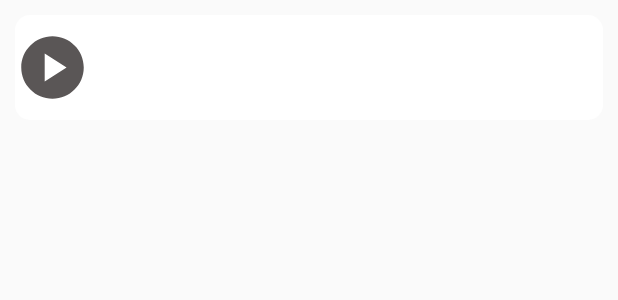
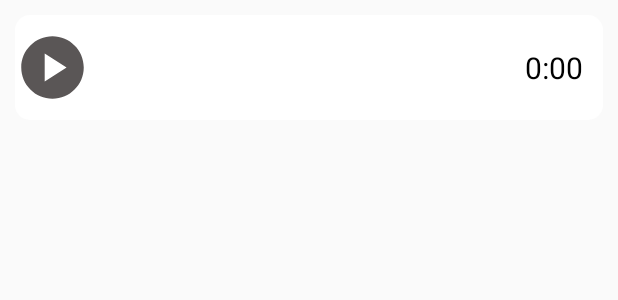
Before and after one commit to moamnhmdany/testChatApp, an Android app: the layout item_sound_reciver.xml on its own in the app's theme, with its tools: preview values and no code run, on a phone screen of 412 x 824 dp. Shown: the top 300 px of the screen. Run offline under Robolectric (Android 15) with nearby library versions, the phone set to English and light mode, and no system bars.

Commit message:
done add time to voice message

```diff
--- a/app/src/main/java/com/example/testchatapp/featuer_chat/domain/use_case/UtilsReference.kt
+++ b/app/src/main/java/com/example/testchatapp/featuer_chat/domain/use_case/UtilsReference.kt
@@ -10,6 +10,7 @@ import com.example.testchatapp.featuer_chat.domain.models.UserChats
 import com.example.testchatapp.featuer_chat.domain.models.UserFriends
 import com.example.testchatapp.featuer_chat.domain.models.UsersUnfriend
 import com.example.testchatapp.featuer_chat.presentation.activites.chat_massenger_activity.ChatMessageViewModel
+import com.example.testchatapp.featuer_chat.presentation.activites.chat_massenger_activity.CustomsTimer
 import com.example.testchatapp.featuer_chat.presentation.activites.chat_massenger_activity.MyMediaPlayer
 import com.example.testchatapp.featuer_chat.presentation.activites.user_rooms_list_activity.UserRoomIntent
 import com.example.testchatapp.featuer_chat.presentation.activites.user_rooms_list_activity.ViewModelUserRoomList
@@ -81,4 +82,5 @@ object UtilsReference {
     var isSoundPause = false
     var isSoundStop = true
     var setupMediaPlayerCompleted = false
+    lateinit var myTimer: CustomsTimer
 }
--- a/app/src/main/java/com/example/testchatapp/featuer_chat/presentation/activites/chat_massenger_activity/ChatMessengerActivity.kt
+++ b/app/src/main/java/com/example/testchatapp/featuer_chat/presentation/activites/chat_massenger_activity/ChatMessengerActivity.kt
@@ -26,6 +26,7 @@ class ChatMessengerActivity : AppCompatActivity(),CustomsTimer.OnTimerTickListen
         super.onCreate(savedInstanceState)
          ui =  setting.settingChatMessengerPage(this, this)
          record = action.initializeRecorder(this)
+          UtilsReference.myTimer = timer
           action.inililizeMediaPlayer(this)
 
         action.goToMain(this, ui)
@@ -49,6 +50,7 @@ class ChatMessengerActivity : AppCompatActivity(),CustomsTimer.OnTimerTickListen
 
     override fun onTimerTick(duration: String) {
         ui.voiceLy.tvVoiceTime.text = duration
+        ui.chatMessagesRecycleView.adapter
         ui.voiceLy.myWaveForm.addAmplitude(record.recorder.maxAmplitude.toFloat())
     }
 
--- a/app/src/main/java/com/example/testchatapp/featuer_chat/presentation/activites/chat_massenger_activity/CustomsTimer.kt
+++ b/app/src/main/java/com/example/testchatapp/featuer_chat/presentation/activites/chat_massenger_activity/CustomsTimer.kt
@@ -8,6 +8,7 @@ class CustomsTimer(listener: OnTimerTickListener) {
     interface  OnTimerTickListener{
         fun onTimerTick(duration: String)
     }
+
     private val handler = Handler(Looper.getMainLooper())
     private lateinit var runnable: Runnable
     private var duration = 0L
--- a/app/src/main/java/com/example/testchatapp/featuer_chat/presentation/activites/chat_massenger_activity/MyMediaPlayer.kt
+++ b/app/src/main/java/com/example/testchatapp/featuer_chat/presentation/activites/chat_massenger_activity/MyMediaPlayer.kt
@@ -104,9 +104,11 @@ class MyMediaPlayer( val mediaPlayer: ExoPlayer)  {
 
                         if (!isPlaying){
                          onCompleteListener()
+
                         }
                        println("play is changed ------>")
                    }
+
                    override fun onPlaybackStateChanged(playbackState: Int) {
 
                        super.onPlaybackStateChanged(playbackState)
--- a/app/src/main/res/layout/item_sound_reciver.xml
+++ b/app/src/main/res/layout/item_sound_reciver.xml
@@ -27,10 +27,20 @@
             />
         <com.example.testchatapp.featuer_chat.presentation.activites.chat_massenger_activity.WaveForm
             android:id="@+id/play_wave_form_receiver"
-            android:layout_width="match_parent"
+            android:layout_width="270dp"
             android:layout_height="50dp"
             android:layout_gravity="center"
             android:layout_margin="10dp"
             />
+        <TextView
+            android:id="@+id/tv_voice_time"
+            android:layout_width="wrap_content"
+            android:layout_height="match_parent"
+            android:text="@string/time_voice"
+            android:textColor="@color/black"
+            android:textSize="20sp"
+            android:layout_gravity="center"
+            android:gravity="center"
+            />
     </LinearLayout>
 </androidx.constraintlayout.widget.ConstraintLayout>
--- a/app/src/main/res/values/strings.xml
+++ b/app/src/main/res/values/strings.xml
@@ -43,7 +43,7 @@
     <string name="next">next</string>
     <string name="skip"><u>Skip for now</u>.</string>
     <string name="hello_blank_fragment">Hello blank fragment</string>
-    <string name="time_voice">2:00</string>
+    <string name="time_voice">0:00</string>
     <string name="edit_profile">Edit Profile</string>
     <string name="save">Save</string>
     <string name="cancel">Cancel</string>
```
Also changed, not shown: app/src/main/java/com/example/testchatapp/featuer_chat/presentation/adapters/MessengerAdapter.kt (+27 -21 lines), app/src/main/res/layout/item_sound_sender.xml (+12 -1 lines).
